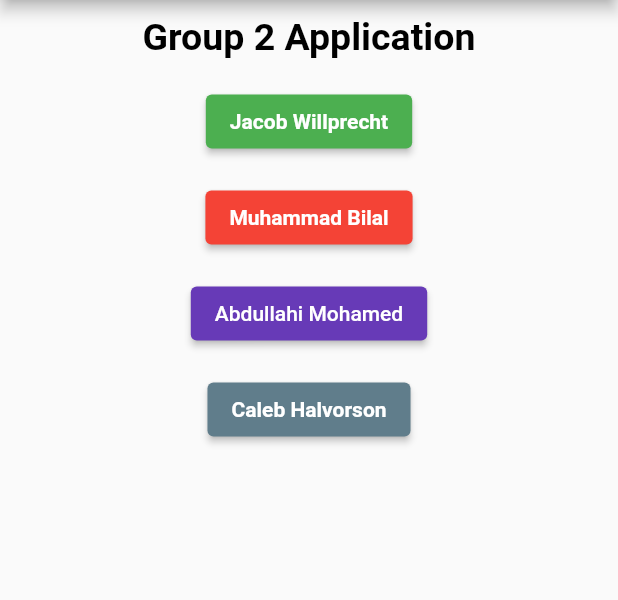
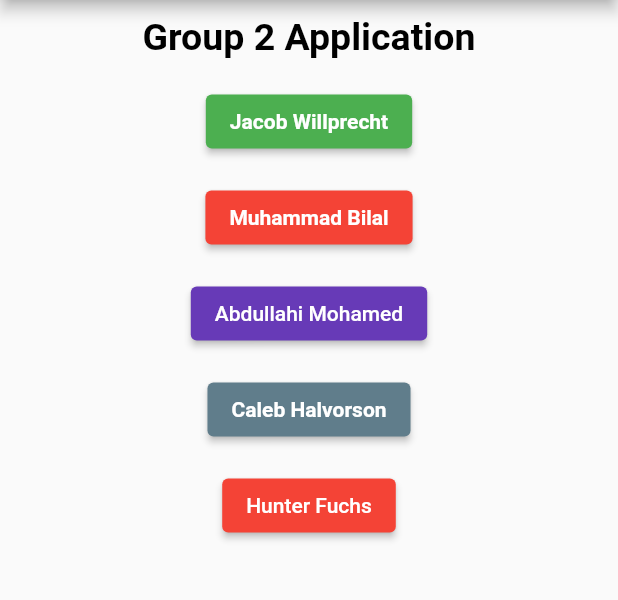
Before and after one commit to Jacob-W23/Group2_A3, a Flutter app: the screen it shows after launch, on a phone screen of 412 x 824 dp, the part 84-684 px from its top. Run offline on Flutter 3.47's test engine with Material 2 defaults, Android fonts, the light colour scheme and no system bars.

Commit message:
added final button

```diff
--- a/lib/widgets/Home.dart
+++ b/lib/widgets/Home.dart
@@ -3,6 +3,7 @@ import 'package:group2a3/widgets/Member2.dart';
 import 'package:group2a3/widgets/profilePage.dart';
 import 'package:group2a3/widgets/Member4.dart';
 import '/widgets/Member1.dart';
+import '/widgets/Member5.dart';
 
 class Home extends StatefulWidget {
   const Home({Key? key}) : super(key: key);
@@ -79,7 +80,20 @@ class _HomeState extends State<Home> {
                     "Caleb Halvorson",
                     style: TextStyle(fontWeight: FontWeight.bold),
                   ),
-                  style: ElevatedButton.styleFrom(primary: Colors.blueGrey)))
+                  style: ElevatedButton.styleFrom(primary: Colors.blueGrey))),
+          Padding(
+              padding: const EdgeInsets.all(8.0),
+              child: ElevatedButton(
+                  onPressed: () {
+                    Navigator.push(context,
+                        MaterialPageRoute(builder: (context) => Member5()));
+                  },
+                  style: ElevatedButton.styleFrom(
+                    primary: Colors.red,
+                  ),
+                  child: Text(
+                    'Hunter Fuchs',
+                  ))),
         ],
       ),
     );
```
Also changed, not shown: lib/widgets/Member5.dart (added, +47 -0 lines).
